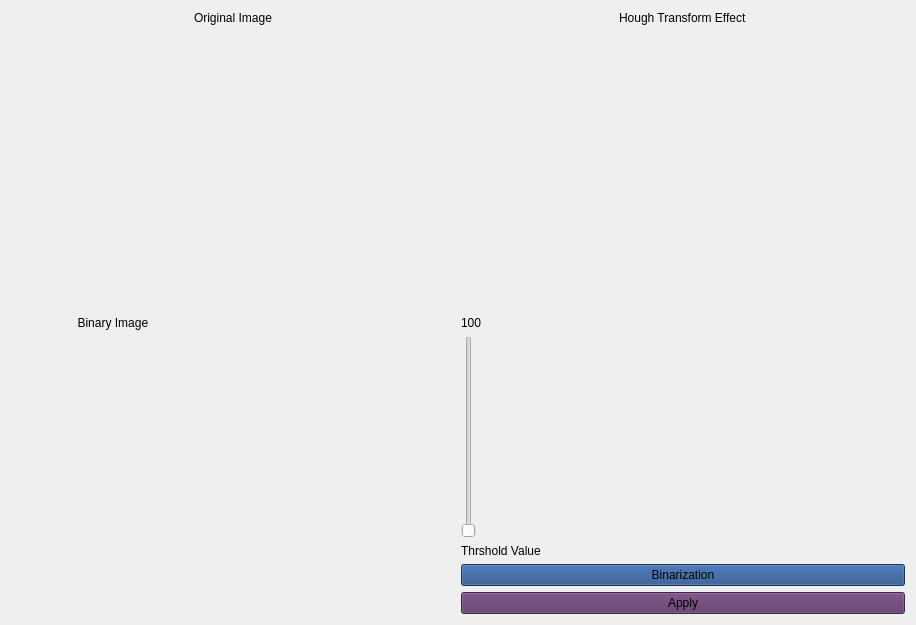
Old version of the form src/ui/Hough_transform.ui in the repository Ahmed-Gamiel/Bountry-_tracing-and-Hough_transform.
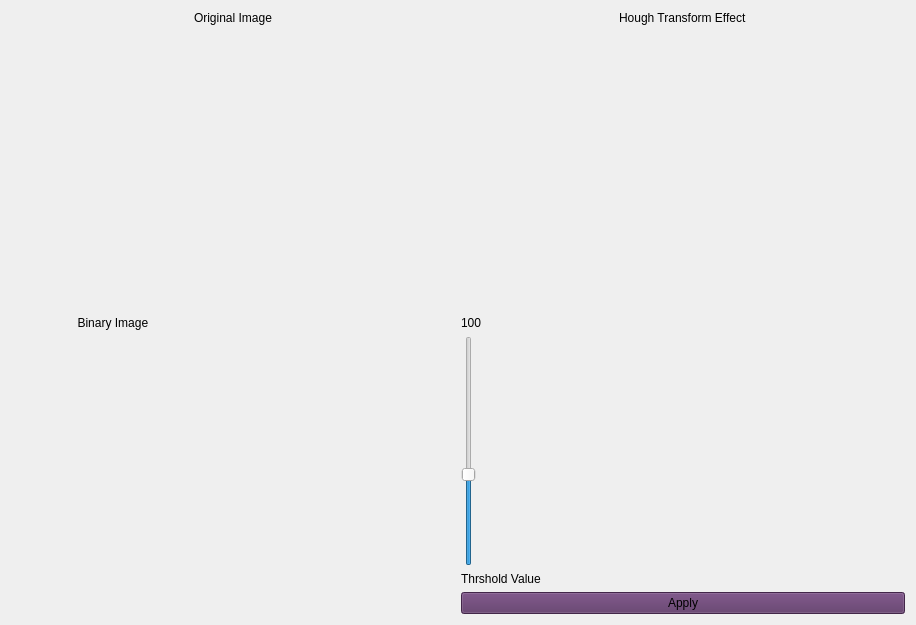
New version of the form.

Diff of the .ui file:
```diff
--- a/src/ui/Hough_transform.ui
+++ b/src/ui/Hough_transform.ui
@@ -113,7 +113,16 @@
           </widget>
          </item>
          <item>
-          <widget class="QSlider" name="verticalSlider">
+          <widget class="QSlider" name="threshold_value">
+           <property name="maximum">
+            <number>255</number>
+           </property>
+           <property name="singleStep">
+            <number>5</number>
+           </property>
+           <property name="value">
+            <number>100</number>
+           </property>
            <property name="orientation">
             <enum>Qt::Vertical</enum>
            </property>
@@ -126,26 +135,6 @@
            </property>
           </widget>
          </item>
-         <item>
-          <widget class="QPushButton" name="binarization_btn">
-           <property name="maximumSize">
-            <size>
-             <width>16777215</width>
-             <height>16777215</height>
-            </size>
-           </property>
-           <property name="cursor">
-            <cursorShape>PointingHandCursor</cursorShape>
-           </property>
-           <property name="styleSheet">
-            <string notr="true">
-background-color: rgb(32, 74, 135);</string>
-           </property>
-           <property name="text">
-            <string>Binarization</string>
-           </property>
-          </widget>
-         </item>
          <item>
           <widget class="QPushButton" name="histogram_btn">
            <property name="cursor">
```
Left out of the diff: 2 changed lines with no effect on the pictures.
